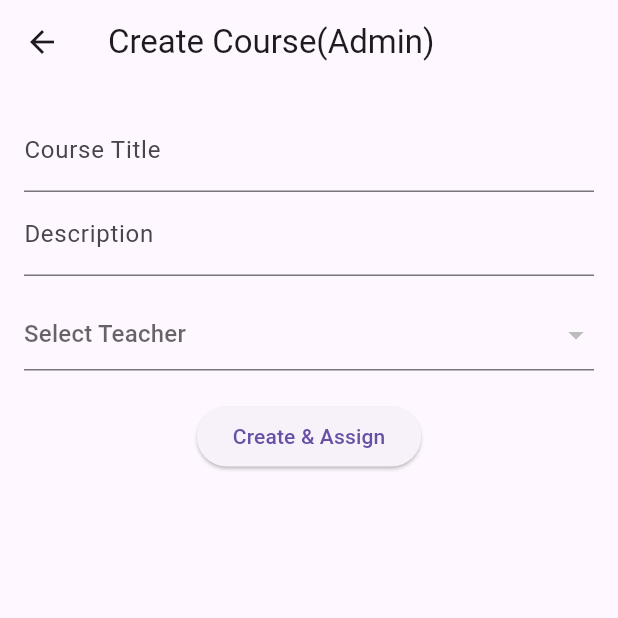
After one commit to akashkumar220011/lms, a Flutter app: the AdminDashboard screen opened directly, after a tap on "Create Course", on a phone screen of 412 x 824 dp, the top half of it. The commit adds this screen. Run offline on Flutter 3.47's test engine with Material 3 defaults, Android fonts, the phone set to English and light mode, and no system bars; our stand-ins replace sqflite; accounts and stored records are empty.

Commit message:
admin create the course & assign

```diff
--- a/lib/models/user_model.dart
+++ b/lib/models/user_model.dart
@@ -4,5 +4,19 @@ class UserModel {
   final String email;
   final String role;
 
-  UserModel({this.id, required this.name, required this.email, required this.role});
+  UserModel({
+    this.id,
+    required this.name,
+    required this.email,
+    required this.role,
+  });
+
+  factory UserModel.fromMap(Map<String, dynamic> map) {
+    return UserModel(
+      id: map['id'],
+      name: map['name'],
+      email: map['email'],
+      role: map['role'],
+    );
+  }
 }
--- a/lib/providers/auth_provider.dart
+++ b/lib/providers/auth_provider.dart
@@ -48,6 +48,16 @@ class AuthProvider extends ChangeNotifier {
     return false;
   }
 
+  Future<List<UserModel>> getTeachers() async{
+    final db = await DatabaseHelper.database;
+
+    final result = await db.query(
+      'users',
+      where: 'role = ?',
+      whereArgs: ['teacher'],
+    );
+  return result.map((e)=> UserModel.fromMap(e)).toList();
+  }
   void logout() {
     currentUser = null;
     notifyListeners();
--- a/lib/providers/course_provider.dart
+++ b/lib/providers/course_provider.dart
@@ -13,7 +13,6 @@ class CourseProvider extends ChangeNotifier {
     await fetchAllCourses();
   }
 
-
   Future<void> fetchAllCourses() async {
     final db = await DatabaseHelper.database;
     final result = await db.query('courses');
@@ -21,7 +20,6 @@ class CourseProvider extends ChangeNotifier {
     _courses = result.map((e) => CourseModel.fromMap(e)).toList();
     notifyListeners();
   }
-
 
   Future<void> fetchTeacherCourses(int teacherId) async {
     final db = await DatabaseHelper.database;
@@ -35,7 +33,6 @@ class CourseProvider extends ChangeNotifier {
     notifyListeners();
   }
 
-
   Future<void> enrollCourse({
     required int studentId,
     required int courseId,
@@ -48,18 +45,35 @@ class CourseProvider extends ChangeNotifier {
     });
   }
 
-
   Future<List<CourseModel>> getEnrolledCourses(int studentId) async {
     final db = await DatabaseHelper.database;
 
-    final result = await db.rawQuery('''
+    final result = await db.rawQuery(
+      '''
       SELECT courses.*
       FROM courses
       INNER JOIN enrollments
       ON courses.id = enrollments.courseId
       WHERE enrollments.studentId = ?
-    ''', [studentId]);
+    ''',
+      [studentId],
+    );
 
     return result.map((e) => CourseModel.fromMap(e)).toList();
   }
+
+  Future<void> createCourseByAdmin({
+    required String title,
+    required String description,
+    required int teacherId,
+  }) async {
+    final db = await DatabaseHelper.database;
+
+    await db.insert('courses', {
+      'title': title,
+      'description': description,
+      'teacherId': teacherId,
+    });
+    await fetchAllCourses();
+  }
 }
--- /dev/null
+++ b/lib/screens/admin/admin_create_course.dart
@@ -0,0 +1,82 @@
+import 'package:flutter/material.dart';
+import 'package:lms_app/models/user_model.dart';
+import 'package:lms_app/providers/auth_provider.dart';
+import 'package:lms_app/providers/course_provider.dart';
+import 'package:provider/provider.dart';
+
+class AdminCreateCourse extends StatefulWidget {
+  const AdminCreateCourse({super.key});
+
+  @override
+  State<AdminCreateCourse> createState() => _AdminCreateCourseState();
+}
+
+class _AdminCreateCourseState extends State<AdminCreateCourse> {
+  final titleCtrl = TextEditingController();
+  final descCtrl = TextEditingController();
+  int? selectedTecherId;
+  @override
+  Widget build(BuildContext context) {
+    final authProvider = context.read<AuthProvider>();
+    final courseProvider = context.read<CourseProvider>();
+    return Scaffold(
+      appBar: AppBar(title: Text("Create Course(Admin)")),
+      body: Padding(
+        padding: EdgeInsets.all(16),
+        child: Column(
+          children: [
+            TextField(
+              controller: titleCtrl,
+              decoration: InputDecoration(labelText: "Course Title"),
+            ),
+            TextField(
+              controller: descCtrl,
+              decoration: InputDecoration(labelText: "Description"),
+            ),
+            SizedBox(height: 15),
+
+            FutureBuilder<List<UserModel>>(
+              future: authProvider.getTeachers(),
+              builder: (context, snapshot) {
+                if (!snapshot.hasData) {
+                  return CircularProgressIndicator();
+                }
+                final teachers = snapshot.data!;
+                return DropdownButtonFormField<int>(
+                  value: selectedTecherId,
+                  hint: Text("Select Teacher"),
+                  items: teachers.map((t) {
+                    return DropdownMenuItem(value: t.id, child: Text(t.name));
+                  }).toList(),
+                  onChanged: (value) {
+                    setState(() {
+                      selectedTecherId = value;
+                    });
+                  },
+                );
+              },
+            ),
+
+            SizedBox(height: 20),
+            ElevatedButton(
+              child: Text("Create & Assign"),
+              onPressed: () async {
+                if (selectedTecherId == null) return;
+
+                await courseProvider.createCourseByAdmin(
+                  title: titleCtrl.text,
+                  description: descCtrl.text,
+                  teacherId: selectedTecherId!,
+                );
+                ScaffoldMessenger.of(context).showSnackBar(
+                  SnackBar(content: Text("Course Created & Assigned")),
+                );
+                Navigator.pop(context);
+              },
+            ),
+          ],
+        ),
+      ),
+    );
+  }
+}
--- a/lib/screens/admin/admin_dashboard.dart
+++ b/lib/screens/admin/admin_dashboard.dart
@@ -1,4 +1,5 @@
 import 'package:flutter/material.dart';
+import 'package:lms_app/screens/admin/admin_create_course.dart';
 import 'package:lms_app/screens/admin/view_courses.dart';
 import 'package:lms_app/screens/admin/view_teachers.dart';
 import 'package:provider/provider.dart';
@@ -12,8 +13,9 @@ class AdminDashboard extends StatelessWidget {
   @override
   Widget build(BuildContext context) {
     return Scaffold(
-      appBar: AppBar(title: Text("Admin Dashboard"),
-      actions: [
+      appBar: AppBar(
+        title: Text("Admin Dashboard"),
+        actions: [
           IconButton(
             icon: const Icon(Icons.logout),
             onPressed: () async {
@@ -25,7 +27,8 @@ class AdminDashboard extends StatelessWidget {
               );
             },
           ),
-        ],),
+        ],
+      ),
       body: Padding(
         padding: EdgeInsets.all(16),
         child: Column(
@@ -59,6 +62,16 @@ class AdminDashboard extends StatelessWidget {
               },
               child: Text("View Courses"),
             ),
+            SizedBox(height: 10),
+            ElevatedButton(
+              child: Text("Create Course"),
+              onPressed: () {
+                Navigator.push(
+                  context,
+                  MaterialPageRoute(builder: (_) => AdminCreateCourse()),
+                );
+              },
+            ),
           ],
         ),
       ),
```
